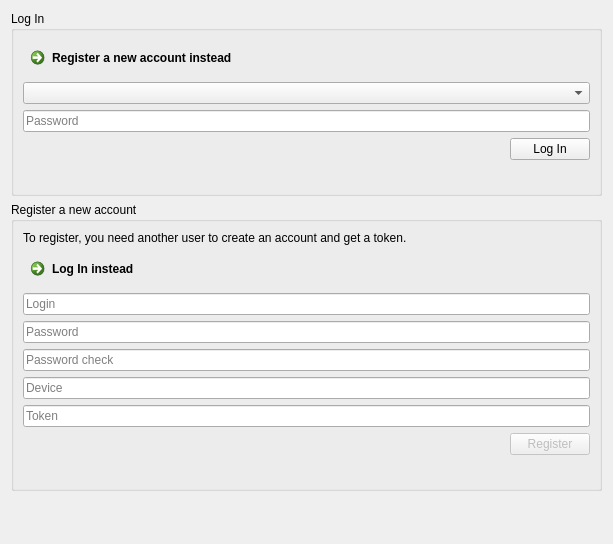
Before: the Qt Designer form parsec/core/gui/forms/login_widget.ui in Scille/parsec-cloud, drawn with Qt 5.
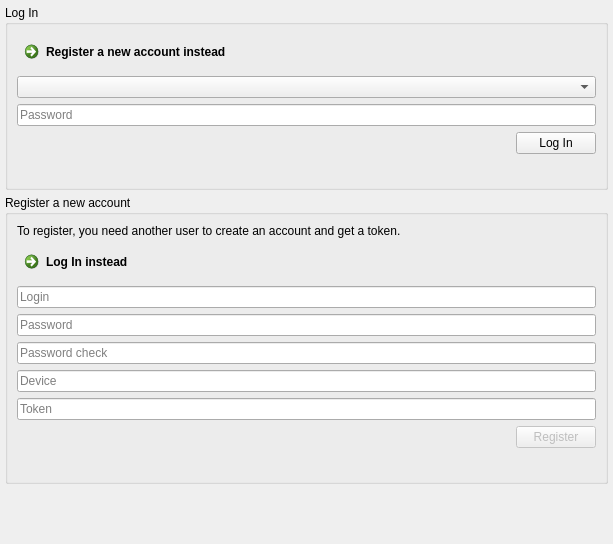
After: the same form once the commit is applied.

Patch:
```diff
--- a/parsec/core/gui/forms/login_widget.ui
+++ b/parsec/core/gui/forms/login_widget.ui
@@ -20,6 +20,21 @@
    <string>Form</string>
   </property>
   <layout class="QVBoxLayout" name="verticalLayout">
+   <property name="spacing">
+    <number>5</number>
+   </property>
+   <property name="leftMargin">
+    <number>5</number>
+   </property>
+   <property name="topMargin">
+    <number>5</number>
+   </property>
+   <property name="rightMargin">
+    <number>5</number>
+   </property>
+   <property name="bottomMargin">
+    <number>5</number>
+   </property>
    <item>
     <widget class="QGroupBox" name="group_login">
      <property name="title">
```
